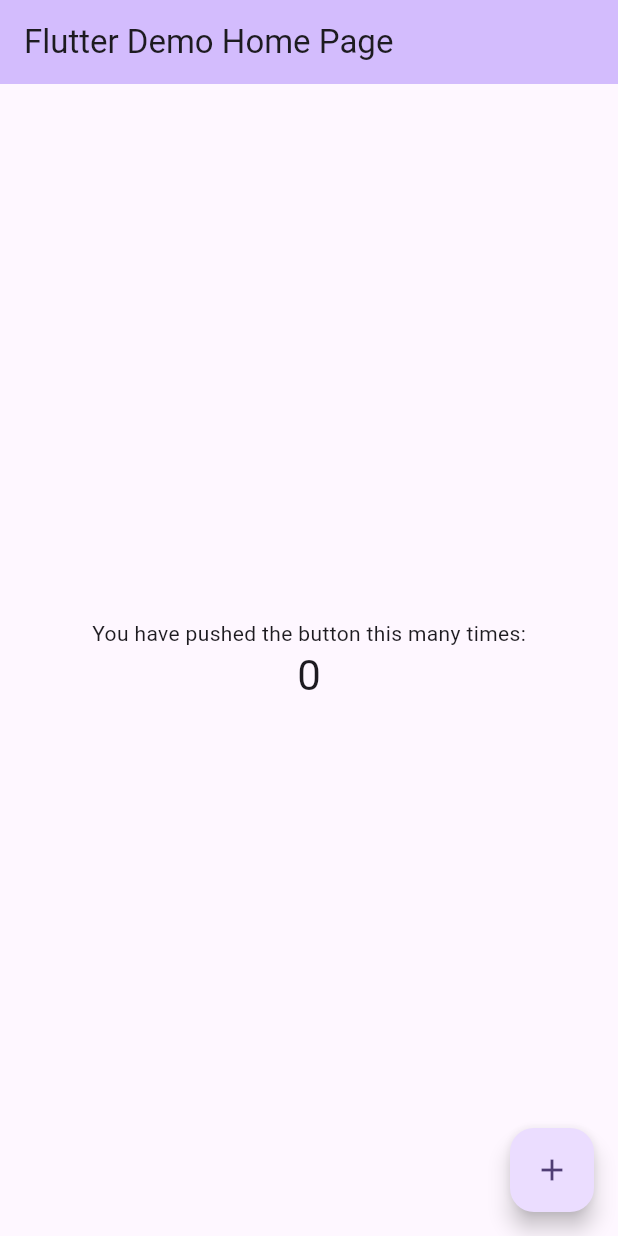
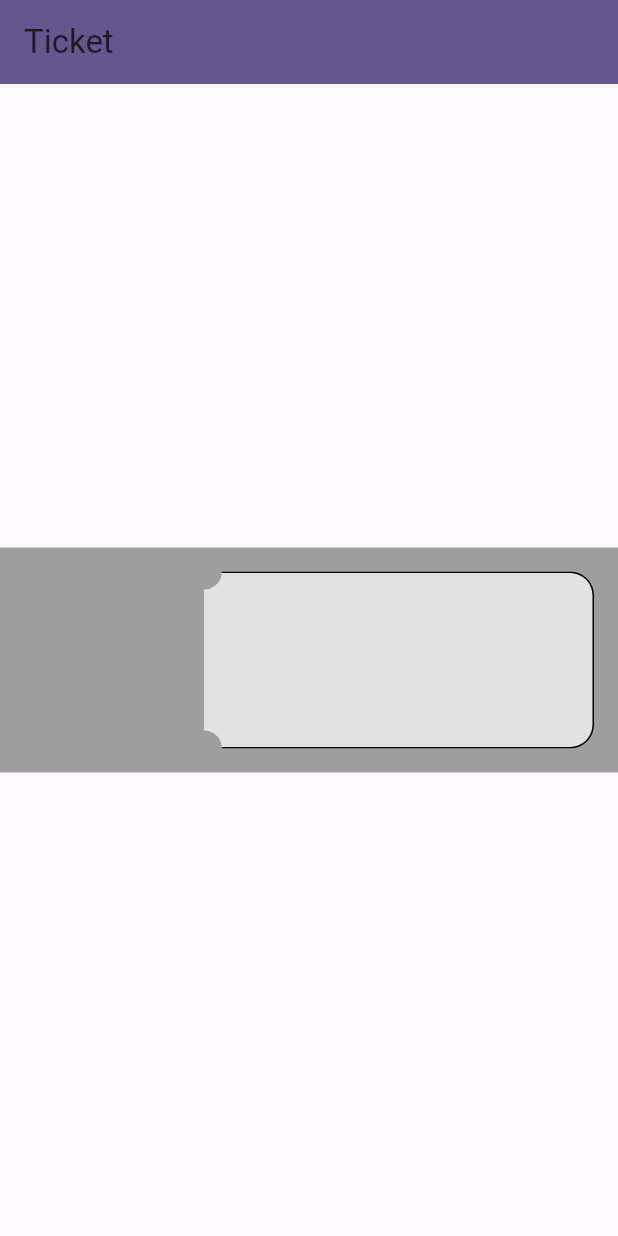
Before and after one commit to Khanin-devmode/blog_examples, a Flutter app: the screen it shows after launch, on a phone screen of 412 x 824 dp. Run offline on Flutter 3.47's test engine with Material 3 defaults, Android fonts, the phone set to English and light mode, and no system bars.

```diff
--- a/ticket_widget_example/lib/main.dart
+++ b/ticket_widget_example/lib/main.dart
@@ -13,21 +13,6 @@ class MyApp extends StatelessWidget {
     return MaterialApp(
       title: 'Flutter Demo',
       theme: ThemeData(
-        // This is the theme of your application.
-        //
-        // TRY THIS: Try running your application with "flutter run". You'll see
-        // the application has a purple toolbar. Then, without quitting the app,
-        // try changing the seedColor in the colorScheme below to Colors.green
-        // and then invoke "hot reload" (save your changes or press the "hot
-        // reload" button in a Flutter-supported IDE, or press "r" if you used
-        // the command line to start the app).
-        //
-        // Notice that the counter didn't reset back to zero; the application
-        // state is not lost during the reload. To reset the state, use hot
-        // restart instead.
-        //
-        // This works for code too, not just values: Most code changes can be
-        // tested with just a hot reload.
         colorScheme: ColorScheme.fromSeed(seedColor: Colors.deepPurple),
         useMaterial3: true,
       ),
@@ -39,15 +24,6 @@ class MyApp extends StatelessWidget {
 class MyHomePage extends StatefulWidget {
   const MyHomePage({super.key, required this.title});
 
-  // This widget is the home page of your application. It is stateful, meaning
-  // that it has a State object (defined below) that contains fields that affect
-  // how it looks.
-
-  // This class is the configuration for the state. It holds the values (in this
-  // case the title) provided by the parent (in this case the App widget) and
-  // used by the build method of the State. Fields in a Widget subclass are
-  // always marked "final".
-
   final String title;
 
   @override
@@ -55,71 +31,148 @@ class MyHomePage extends StatefulWidget {
 }
 
 class _MyHomePageState extends State<MyHomePage> {
-  int _counter = 0;
+  @override
+  Widget build(BuildContext context) {
+    return Scaffold(
+      appBar: AppBar(
+        backgroundColor: Theme.of(context).colorScheme.primary,
+        title: const Text('Ticket'),
+      ),
+      body: const Center(
+        child: Column(
+          mainAxisAlignment: MainAxisAlignment.center,
+          children: <Widget>[TicketRowPrototype()],
+        ),
+      ),
+      // This trailing comma makes auto-formatting nicer for build methods.
+    );
+  }
+}
 
-  void _incrementCounter() {
-    setState(() {
-      // This call to setState tells the Flutter framework that something has
-      // changed in this State, which causes it to rerun the build method below
-      // so that the display can reflect the updated values. If we changed
-      // _counter without calling setState(), then the build method would not be
-      // called again, and so nothing would appear to happen.
-      _counter++;
-    });
+class TicketRowPrototype extends StatelessWidget {
+  const TicketRowPrototype({
+    super.key,
+  });
+
+  @override
+  Widget build(BuildContext context) {
+    return Container(
+      padding: const EdgeInsets.all(16.0),
+      height: 150,
+      width: double.infinity,
+      decoration: BoxDecoration(
+        color: Colors.grey,
+      ),
+      child: Row(
+        children: [
+          ClipPath(
+            clipper: InvertedBorderRadiusRight(),
+            child: Container(
+              width: 120,
+              height: 120,
+              // decoration: const BoxDecoration(
+              //   color: Colors.white70,
+              //   borderRadius: BorderRadius.only(
+              //     topLeft: Radius.circular(16),
+              //     bottomLeft: Radius.circular(16),
+              //   ),
+              //   border: Border(
+              //     top: BorderSide(),
+              //     left: BorderSide(),
+              //     bottom: BorderSide(),
+              //   ),
+              // ),
+            ),
+          ),
+          Expanded(
+            child: ClipPath(
+              clipper: InvertedBorderRadiusLeft(),
+              child: Container(
+                decoration: const BoxDecoration(
+                  color: Colors.white70,
+                  borderRadius: BorderRadius.only(
+                    topRight: Radius.circular(16),
+                    bottomRight: Radius.circular(16),
+                  ),
+                  border: Border(
+                    top: BorderSide(),
+                    right: BorderSide(),
+                    bottom: BorderSide(),
+                  ),
+                ),
+              ),
+            ),
+          )
+        ],
+      ),
+    );
+  }
+}
+
+class InvertedBorderRadiusLeft extends CustomClipper<Path> {
+  @override
+  Path getClip(Size size) {
+    Path path = Path();
+    const double radius = 12;
+    path.moveTo(radius, 0);
+    path.lineTo(size.width, 0);
+
+    path.lineTo(size.width, size.height);
+    path.lineTo(radius, size.height);
+
+    path.arcToPoint(Offset(0, size.height - radius),
+        radius: Radius.circular(radius), clockwise: false);
+    path.lineTo(0, radius);
+    // path.quadraticBezierTo(radius, radius, radius, 0);
+    path.arcToPoint(Offset(radius, 0),
+        radius: Radius.circular(radius), clockwise: false);
+
+    return path;
   }
 
   @override
-  Widget build(BuildContext context) {
-    // This method is rerun every time setState is called, for instance as done
-    // by the _incrementCounter method above.
-    //
-    // The Flutter framework has been optimized to make rerunning build methods
-    // fast, so that you can just rebuild anything that needs updating rather
-    // than having to individually change instances of widgets.
-    return Scaffold(
-      appBar: AppBar(
-        // TRY THIS: Try changing the color here to a specific color (to
-        // Colors.amber, perhaps?) and trigger a hot reload to see the AppBar
-        // change color while the other colors stay the same.
-        backgroundColor: Theme.of(context).colorScheme.inversePrimary,
-        // Here we take the value from the MyHomePage object that was created by
-        // the App.build method, and use it to set our appbar title.
-        title: Text(widget.title),
-      ),
-      body: Center(
-        // Center is a layout widget. It takes a single child and positions it
-        // in the middle of the parent.
-        child: Column(
-          // Column is also a layout widget. It takes a list of children and
-          // arranges them vertically. By default, it sizes itself to fit its
-          // children horizontally, and tries to be as tall as its parent.
-          //
-          // Column has various properties to control how it sizes itself and
-          // how it positions its children. Here we use mainAxisAlignment to
-          // center the children vertically; the main axis here is the vertical
-          // axis because Columns are vertical (the cross axis would be
-          // horizontal).
-          //
-          // TRY THIS: Invoke "debug painting" (choose the "Toggle Debug Paint"
-          // action in the IDE, or press "p" in the console), to see the
-          // wireframe for each widget.
-          mainAxisAlignment: MainAxisAlignment.center,
-          children: <Widget>[
-            const Text(
-              'You have pushed the button this many times:',
-            ),
-            Text(
-              '$_counter',
-              style: Theme.of(context).textTheme.headlineMedium,
-            ),
-          ],
-        ),
-      ),
-      floatingActionButton: FloatingActionButton(
-        onPressed: _incrementCounter,
-        tooltip: 'Increment',
-        child: const Icon(Icons.add),
-      ), // This trailing comma makes auto-formatting nicer for build methods.
-    );
+  bool shouldReclip(covariant CustomClipper<Path> oldClipper) {
+    // TODO: implement shouldReclip
+    return false;
   }
 }
+
+class InvertedBorderRadiusRight extends CustomClipper<Path> {
+  @override
+  Path getClip(Size size) {
+    Path path = Path();
+    const double radius = 12;
+    path.lineTo(size.width - radius, 0);
+    path.arcToPoint(Offset(size.width, radius),
+        radius: Radius.circular(radius), clockwise: false);
+    path.lineTo(size.width, size.height - radius);
+    path.arcToPoint(Offset(size.width - radius, size.height),
+        radius: Radius.circular(radius), clockwise: false);
+    path.lineTo(0, size.height);
+    return path;
+  }
+
+  @override
+  bool shouldReclip(covariant CustomClipper<Path> oldClipper) {
+    // TODO: implement shouldReclip
+    return false;
+  }
+}
+
+class CirclePainter extends CustomPainter {
+  @override
+  void paint(Canvas canvas, Size size) {
+    var radius = 11;
+
+    var paint = Paint();
+    paint.color = Colors.black;
+
+    // return canvas.drawPath(path, paint);
+    return canvas.drawCircle(Offset(0, 0), radius + 2, paint);
+  }
+
+  @override
+  bool shouldRepaint(covariant CustomPainter oldDelegate) {
+    return false;
+  }
+}
```
